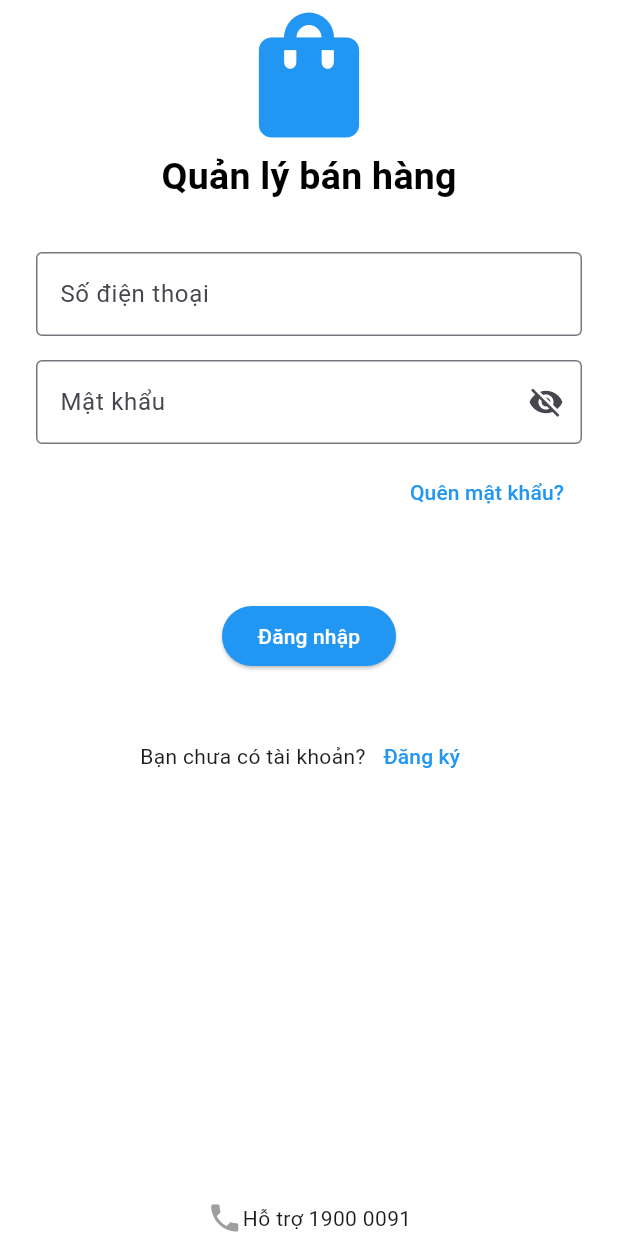
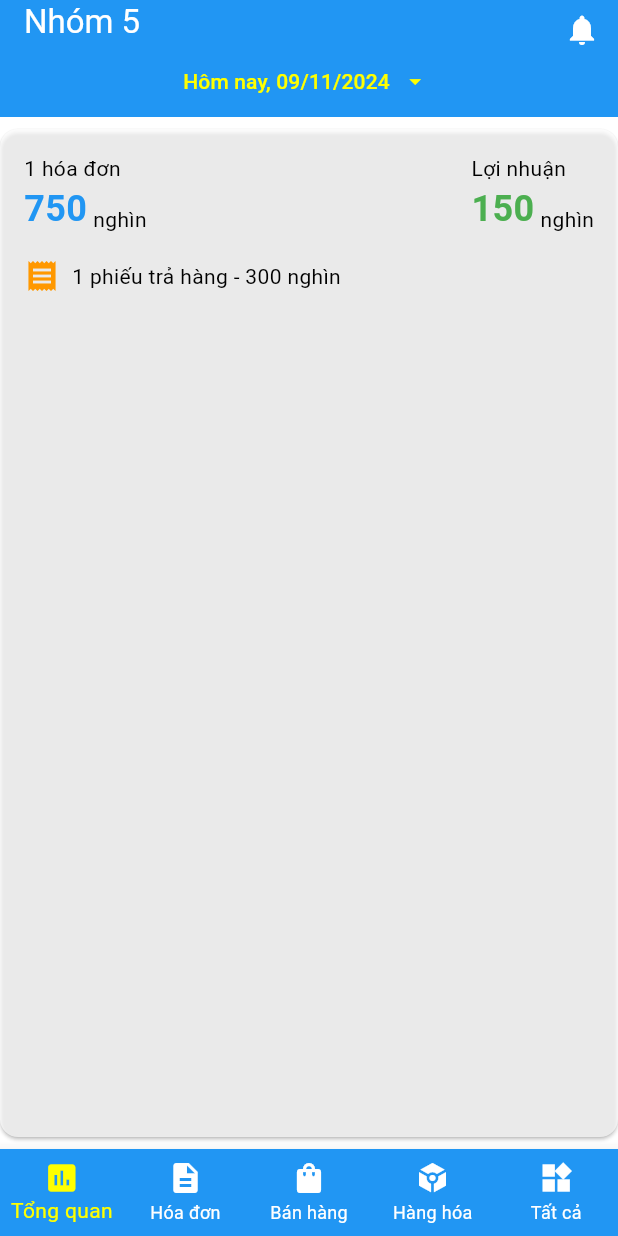
Before and after one commit to huichen0-0/sales_management_application, a Flutter app: the screen it shows after launch, on a phone screen of 412 x 824 dp. Run offline on Flutter 3.47's test engine with Material 3 defaults, Android fonts, the light colour scheme and no system bars; our stand-ins replace flutter_countdown_timer, go_router, pin_code_fields.

Commit message:
xong ui widget,main page

```diff
--- a/lib/main.dart
+++ b/lib/main.dart
@@ -1,5 +1,11 @@
 import 'package:flutter/material.dart';
 import 'package:go_router/go_router.dart';
+import 'package:sales_management_application/views/screens/home/main_screen.dart';
+import 'package:sales_management_application/views/screens/home/overview_screen.dart';
+import 'package:sales_management_application/views/screens/home/widget_screen.dart';
+import 'package:sales_management_application/views/screens/invoices/invoice_screen.dart';
+import 'package:sales_management_application/views/screens/orders/order_screen.dart';
+import 'package:sales_management_application/views/screens/products/product_screen.dart';
 import 'views/screens/authentication/forgot_password_screen.dart';
 import 'views/screens/authentication/login_screen.dart';
 import 'views/screens/authentication/register_screen.dart';
@@ -9,7 +15,7 @@
 import 'views/screens/terms_and_conditions_screen.dart';
 
 final _router = GoRouter(
-  initialLocation: '/',
+  initialLocation: '/home',
   routes: [
     ///authentication
     GoRoute(
@@ -43,6 +49,30 @@
       builder: (context, state) => RegistrationInformationScreen(),
     ),
     ///after login
+    GoRoute(
+      path: '/home',
+      builder: (context, state) => const MainScreen(),
+    ),
+    GoRoute(
+      path: '/overview',
+      builder: (context, state) => const OverviewScreen(),
+    ),
+    GoRoute(
+      path: '/invoice',
+      builder: (context, state) => const InvoiceScreen(),
+    ),
+    GoRoute(
+      path: '/order',
+      builder: (context, state) => const OrderScreen(),
+    ),
+    GoRoute(
+      path: '/product',
+      builder: (context, state) => const ProductScreen(),
+    ),
+    GoRoute(
+      path: '/all',
+      builder: (context, state) => const WidgetScreen(),
+    ),
   ],
 );
 
@@ -59,6 +89,7 @@
     return SafeArea(
       child: MaterialApp.router(
         routerConfig: _router,
+        debugShowCheckedModeBanner: false,
       ),
     );
   }
--- /dev/null
+++ b/lib/views/screens/home/main_screen.dart
@@ -0,0 +1,63 @@
+import 'package:flutter/material.dart';
+import 'package:go_router/go_router.dart';
+import 'package:sales_management_application/views/screens/home/overview_screen.dart';
+import 'package:sales_management_application/views/screens/home/widget_screen.dart';
+import 'package:sales_management_application/views/screens/invoices/invoice_screen.dart';
+import 'package:sales_management_application/views/screens/orders/order_screen.dart';
+import 'package:sales_management_application/views/screens/products/product_screen.dart';
+
+class MainScreen extends StatefulWidget {
+  const MainScreen({super.key});
+
+  @override
+  State<MainScreen> createState() => _MainScreenState();
+}
+
+class _MainScreenState extends State<MainScreen> {
+  int _pageIndex = 0; // vị trí page mặc định trên nav
+  //danh sách trang trên nav
+  final List<Widget> _pages = [
+    const OverviewScreen(),
+    const InvoiceScreen(),
+    const OrderScreen(),
+    const ProductScreen(),
+    const WidgetScreen(),
+  ];
+
+  @override
+  Widget build(BuildContext context) {
+    return Scaffold(
+      backgroundColor: Colors.white60,
+      //thanh nav chuyển trang
+      bottomNavigationBar: BottomNavigationBar(
+        backgroundColor: Colors.blue,
+        selectedItemColor: Colors.yellowAccent,
+        unselectedItemColor: Colors.white,
+        currentIndex: _pageIndex,
+        onTap: (value){
+          setState(() {
+            _pageIndex = value;
+          });
+        },
+        type: BottomNavigationBarType.fixed,
+        items: const [
+          BottomNavigationBarItem(
+              icon: Icon(Icons.insert_chart),
+              label: 'Tổng quan'
+          ),
+          BottomNavigationBarItem(
+              icon: Icon(Icons.description),
+              label: 'Hóa đơn',
+          ),
+          BottomNavigationBarItem(
+              icon: Icon(Icons.shopping_bag),
+              label: 'Bán hàng',
+          ),
+          BottomNavigationBarItem(icon: Icon(Icons.token), label: 'Hàng hóa'),
+          BottomNavigationBarItem(icon: Icon(Icons.widgets), label: 'Tất cả'),
+        ],
+      ),
+      body: _pages[_pageIndex],
+    );
+  }
+}
--- /dev/null
+++ b/lib/views/screens/home/overview_screen.dart
@@ -0,0 +1,119 @@
+import 'package:flutter/material.dart';
+import 'package:intl/intl.dart';
+
+import '../../widgets/custom_sheet.dart';
+
+class OverviewScreen extends StatefulWidget {
+  const OverviewScreen({super.key});
+
+  @override
+  State<OverviewScreen> createState() => _OverviewScreenState();
+}
+
+class _OverviewScreenState extends State<OverviewScreen> {
+  String selectedOption =
+      'Hôm nay, ${DateFormat('dd/MM/yyyy').format(DateTime.now())}';
+
+  /// hàm gọi hiển thị tùy chọn lọc thời gian
+  void _showBottomSheet(BuildContext context) {
+    showModalBottomSheet(
+      context: context,
+      builder: (context) {
+        return TimeFilterBottomSheet(
+          onOptionSelected: (option, startDate, [endDate]) {
+            String formattedDate = endDate != null
+                ? '${DateFormat('dd/MM/yyyy').format(startDate)} - ${DateFormat('dd/MM/yyyy').format(endDate)}'
+                : DateFormat('dd/MM/yyyy').format(startDate);
+            setState(() {
+              selectedOption = '$option, $formattedDate';
+            });
+          },
+        );
+      },
+    );
+  }
+
+  ///
+  @override
+  Widget build(BuildContext context) {
+    return Scaffold(
+      backgroundColor: Colors.white,
+      appBar: AppBar(
+        backgroundColor: Colors.blue,
+        actions: [
+          IconButton(
+            icon: const Icon(
+              Icons.notifications,
+              color: Colors.white,
+            ),
+            onPressed: () {}, // TODO: xử lý nút thông báo
+          ),
+        ],
+        title: const Text(
+          'Nhóm 5',
+          style: TextStyle(color: Colors.white),
+        ),
+        bottom: PreferredSize(
+          preferredSize: const Size.fromHeight(22.0),
+          child: TextButton.icon(
+            onPressed: () => _showBottomSheet(context),
+            label: Text(
+              selectedOption,
+              style: const TextStyle(color: Colors.yellowAccent),
+            ),
+            icon: const Icon(
+              Icons.arrow_drop_down,
+              color: Colors.yellowAccent,
+            ),
+            iconAlignment: IconAlignment.end,
+          ),
+        ),
+      ),
+      body: Card(
+        color: Colors.white70,
+        margin: const EdgeInsets.symmetric(vertical: 8.0),
+        child: Padding(
+          padding: const EdgeInsets.all(16.0),
+          child: Column(
+            crossAxisAlignment: CrossAxisAlignment.start,
+            children: [
+              Row(
+                mainAxisAlignment: MainAxisAlignment.spaceBetween,
+                children: [
+                  buildStatistic('1 hóa đơn', '750', 'nghìn', Colors.blue),
+                  buildStatistic('Lợi nhuận', '150', 'nghìn', Colors.green),
+                ],
+              ),
+              const SizedBox(height: 16),
+              const Row(
+                children: [
+                  Icon(Icons.receipt, color: Colors.orange),
+                  SizedBox(width: 8),
+                  Text('1 phiếu trả hàng - 300 nghìn', style: TextStyle(color: Colors.black)),
+                ],
+              ),
+            ],
+          ),
+        ),
+      ),
+    );
+  }
+
+  Widget buildStatistic(String title, String value, String unit, Color color) {
+    return Column(
+      crossAxisAlignment: CrossAxisAlignment.start,
+      children: [
+        Text(title, style: const TextStyle(color: Colors.black)),
+        Row(
+          crossAxisAlignment: CrossAxisAlignment.end,
+          children: [
+            Text(value, style: TextStyle(color: color, fontSize: 24, fontWeight: FontWeight.bold)),
+            const SizedBox(width: 4),
+            Text(unit, style: const TextStyle(color: Colors.black)),
+          ],
+        ),
+      ],
+    );
+  }
+
+}
--- /dev/null
+++ b/lib/views/screens/home/widget_screen.dart
@@ -0,0 +1,76 @@
+import 'package:flutter/material.dart';
+import '../../widgets/custom_card.dart';
+
+class WidgetScreen extends StatelessWidget {
+  const WidgetScreen({super.key});
+
+  @override
+  Widget build(BuildContext context) {
+    return Scaffold(
+      body: ListView(
+        padding: const EdgeInsets.all(16.0),
+        children: const [
+          WidgetCard(
+            title: 'Tài khoản',
+            items: [
+              {'icon': Icons.person, 'label': 'Thông tin', 'link': '/home'},
+              {'icon': Icons.lock, 'label': 'Đổi mật khẩu', 'link': '/home'},
+              {'icon': Icons.logout, 'label': 'Đăng xuất', 'link': '/'},
+            ],
+          ),
+          WidgetCard(
+            title: 'Giao dịch',
+            items: [
+              {'icon': Icons.shopping_bag, 'label': 'Bán hàng', 'link': '/order'},
+              {'icon': Icons.receipt, 'label': 'Hóa đơn', 'link': '/invoice'},
+              {'icon': Icons.add_shopping_cart, 'label': 'Đặt hàng', 'link': '/order'},
+              {'icon': Icons.assignment_return, 'label': 'Trả hàng', 'link': '/home'},
+            ],
+          ),
+          WidgetCard(
+            title: 'Hàng hóa',
+            items: [
+              {'icon': Icons.inventory, 'label': 'Hàng hóa', 'link': '/product'},
+              {'icon': Icons.check_box, 'label': 'Kiểm kho', 'link': '/home'},
+              {'icon': Icons.input, 'label': 'Nhập hàng', 'link': '/home'},
+              {'icon': Icons.assignment_return, 'label': 'Trả hàng nhập', 'link': '/home'},
+              {'icon': Icons.cancel, 'label': 'Xuất hủy', 'link': '/home'},
+            ],
+          ),
+          WidgetCard(
+            title: 'Đối tác',
+            items: [
+              {'icon': Icons.person, 'label': 'Khách hàng', 'link': '/home'},
+              {'icon': Icons.group, 'label': 'Nhà cung cấp', 'link': '/home'},
+            ],
+          ),
+          WidgetCard(
+            title: 'Báo cáo',
+            items: [
+              {'icon': Icons.insert_chart_outlined, 'label': 'Cuối ngày', 'link': '/home'},
+              {'icon': Icons.inventory_outlined, 'label': 'Hàng hóa', 'link': '/home'},
+              {'icon': Icons.area_chart, 'label': 'Bán hàng', 'link': '/home'},
+            ],
+          ),
+          WidgetCard(
+            title: 'Cài đặt',
+            items: [
+              {'icon': Icons.inventory, 'label': 'Hàng hóa', 'link': '/product'},
+              {'icon': Icons.sell, 'label': 'Bán hàng', 'link': '/home'},
+              {'icon': Icons.group, 'label': 'Đối tác', 'link': '/home'},
+              {'icon': Icons.devices_other, 'label': 'Ứng dụng & thiết bị', 'link': '/home'},
+            ],
+          ),
+          WidgetCard(
+            title: 'Về chúng tôi',
+            items: [
+              {'icon': Icons.menu_book, 'label': 'Hướng dẫn sử dụng', 'link': '/product'},
+              {'icon': Icons.event_note_outlined, 'label': 'Điều khoản sử dụng', 'link': '/tac'},
+              {'icon': Icons.phone, 'label': 'Tổng đài 1900 0091', 'link': '/home'},
+            ],
+          ),
+        ],
+      ),
+    );
+  }
+}
--- a/pubspec.yaml
+++ b/pubspec.yaml
@@ -41,6 +41,8 @@ dependencies:
   flutter_countdown_timer: ^4.1.0
   # điều hướng
   go_router: ^14.3.0
+  #format quốc tế
+  intl: ^0.19.0
 
 dev_dependencies:
   flutter_test:
```
Also changed, not shown: lib/views/screens/invoices/invoice_screen.dart (added, +10 -0 lines), lib/views/screens/orders/order_screen.dart (added, +10 -0 lines), lib/views/screens/products/product_screen.dart (added, +10 -0 lines), lib/views/widgets/custom_card.dart (added, +53 -0 lines), lib/views/widgets/custom_sheet.dart (added, +59 -0 lines), pubspec.lock.
